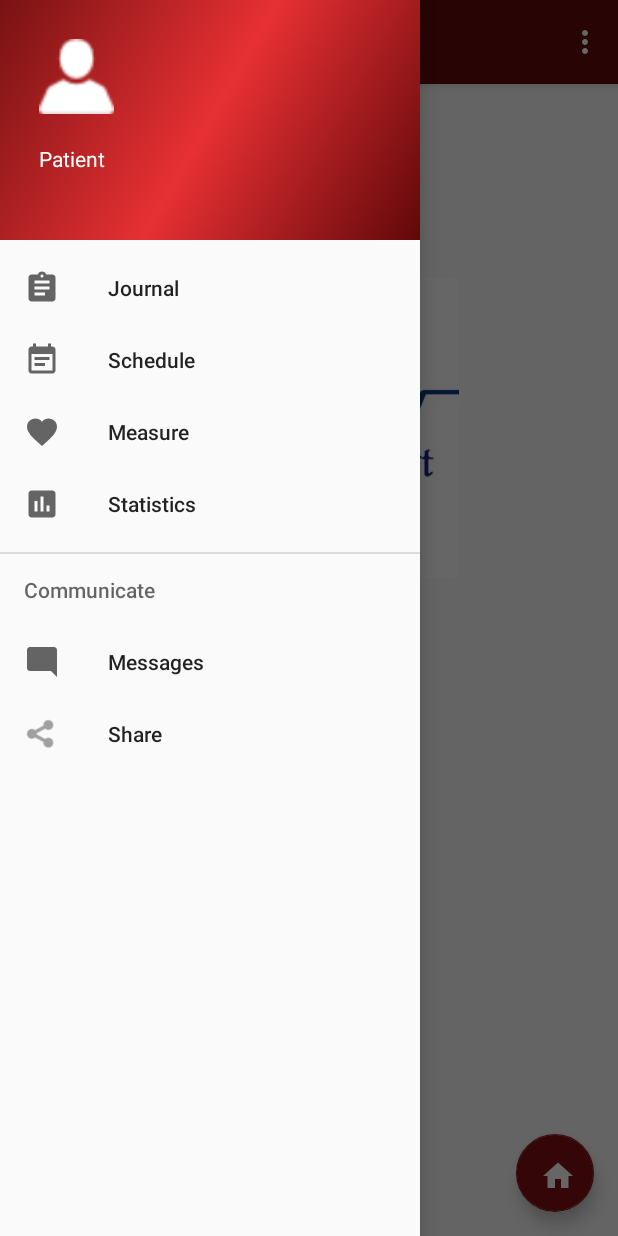
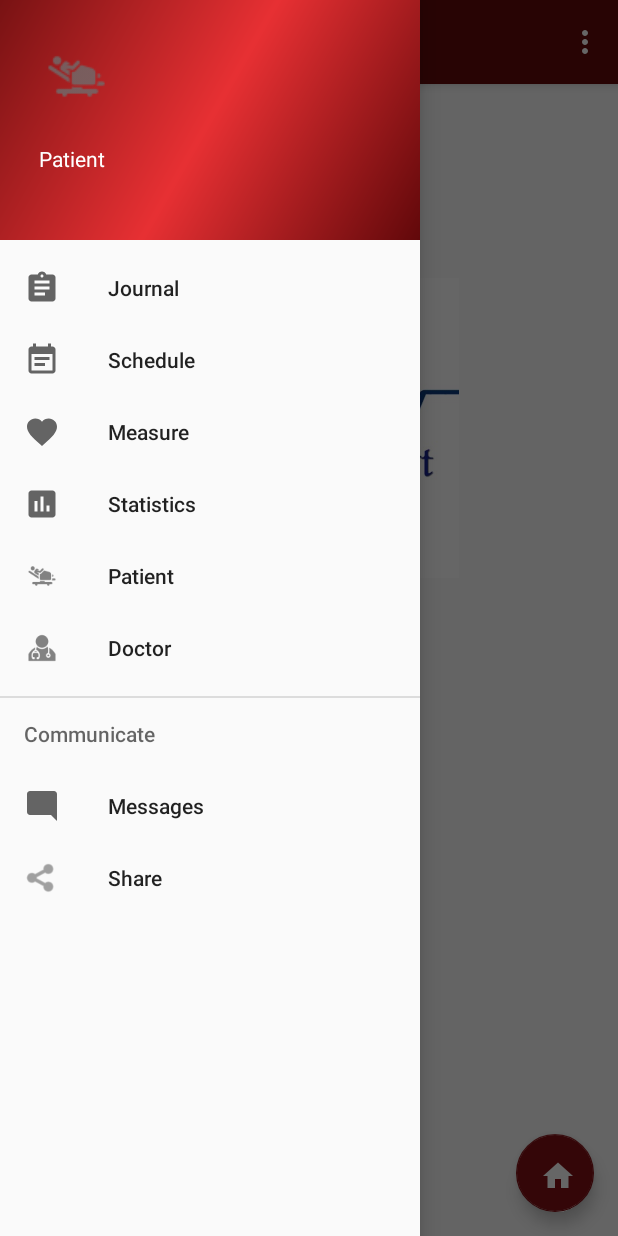
Before and after one commit to kweeleesi/bp-hr-monitor, an Android app: the screen it shows after launch once a user with an empty profile is signed in (MainMenuActivity), with the side drawer open, on a phone screen of 412 x 824 dp. Run offline under Robolectric (Android 15) with nearby library versions, the phone set to English and light mode, and no system bars; our stand-ins replace Firebase (no records; nobody signed in at launch, a user with empty details on screens opened directly).

Commit message:
doctor and patient fragments wip

```diff
--- a/HeartRytCare/app/src/main/res/menu/activity_main_menu_drawer.xml
+++ b/HeartRytCare/app/src/main/res/menu/activity_main_menu_drawer.xml
@@ -5,19 +5,27 @@
         <item
             android:id="@+id/nav_journal"
             android:icon="@drawable/ic_assignment_black_24dp"
-            android:title="Journal" />
+            android:title="@string/journal" />
         <item
             android:id="@+id/nav_sched"
             android:icon="@drawable/ic_event_note_black_24dp"
-            android:title="Schedule" />
+            android:title="@string/schedule" />
         <item
             android:id="@+id/nav_measure"
             android:icon="@drawable/ic_favorite_black_24dp"
-            android:title="Measure" />
+            android:title="@string/measure" />
         <item
             android:id="@+id/nav_stat"
             android:icon="@drawable/ic_assessment_black_24dp"
-            android:title="Statistics" />
+            android:title="@string/statistics" />
+        <item
+            android:id="@+id/nav_patient"
+            android:icon="@drawable/patient"
+            android:title="@string/patient_nav" />
+        <item
+            android:id="@+id/nav_doctor"
+            android:icon="@drawable/doctor"
+            android:title="@string/doctor_nav" />
     </group>
 
     <item android:title="Communicate">
@@ -25,11 +33,11 @@
             <item
                 android:id="@+id/nav_messages"
                 android:icon="@drawable/ic_mode_comment_black_24dp"
-                android:title="Messages" />
+                android:title="@string/messages" />
             <item
                 android:id="@+id/nav_share"
                 android:icon="@drawable/ic_menu_share"
-                android:title="Share" />
+                android:title="@string/share" />
         </menu>
     </item>
 
--- a/HeartRytCare/app/src/main/res/values/strings.xml
+++ b/HeartRytCare/app/src/main/res/values/strings.xml
@@ -13,6 +13,16 @@
 
     <!-- TODO: Remove or change this placeholder text -->
     <string name="hello_blank_fragment">Hello blank fragment</string>
+
+    <!--NAVIGATION DRAWER-->
+    <string name="journal">Journal</string>
+    <string name="schedule">Schedule</string>
+    <string name="measure">Measure</string>
+    <string name="statistics">Statistics</string>
+    <string name="doctor_nav">Doctor</string>
+    <string name="patient_nav">Patient</string>
+    <string name="messages">Messages</string>
+    <string name="share">Share</string>
 
     <!--SIGN UP | SIGN IN-->
     <string name="signup">Sign Up</string>
```
Also changed, not shown: HeartRytCare/app/src/main/java/com/example/hp/heartrytcare/activity/MainMenuActivity.java (+15 -9 lines), HeartRytCare/app/src/main/java/com/example/hp/heartrytcare/fragment/DoctorFragment.java (added, +17 -0 lines), HeartRytCare/app/src/main/java/com/example/hp/heartrytcare/fragment/PatientFragment.java (added, +17 -0 lines), HeartRytCare/app/src/main/res/drawable-hdpi/doctor.png (added), HeartRytCare/app/src/main/res/drawable-hdpi/patient.png (added), HeartRytCare/app/src/main/res/drawable-mdpi/doctor.png (added), HeartRytCare/app/src/main/res/drawable-mdpi/patient.png (added), HeartRytCare/app/src/main/res/drawable-xhdpi/doctor.png (added), HeartRytCare/app/src/main/res/drawable-xhdpi/patient.png (added), HeartRytCare/app/src/main/res/drawable-xxhdpi/doctor.png (added), HeartRytCare/app/src/main/res/drawable-xxhdpi/patient.png (added).
